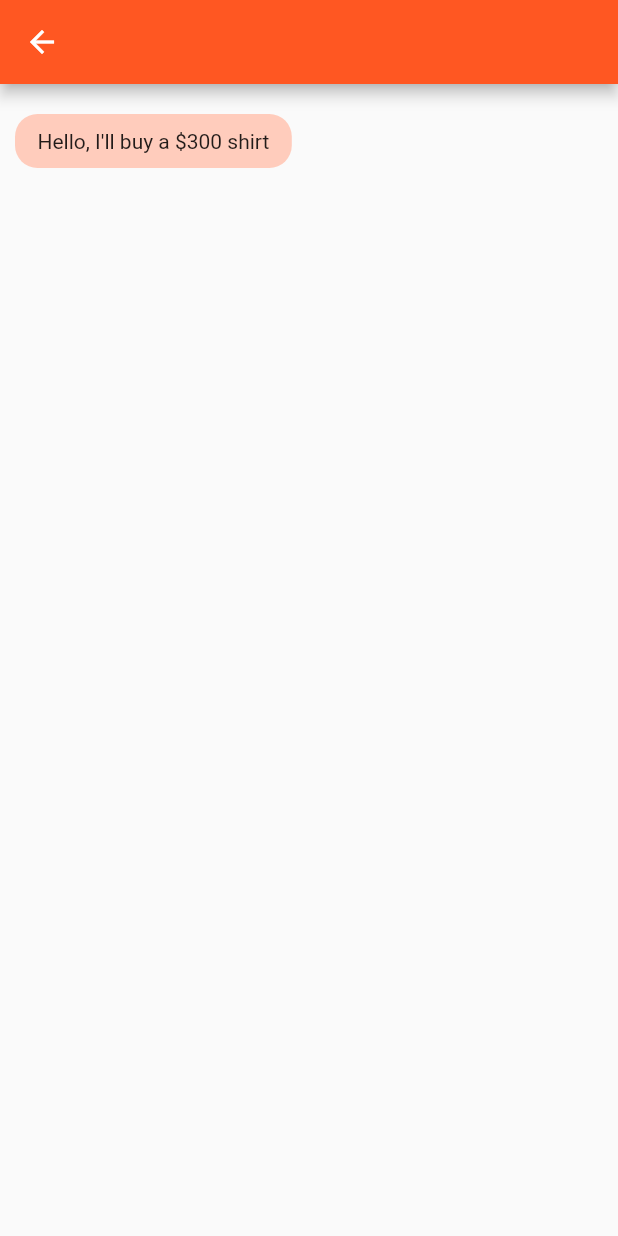
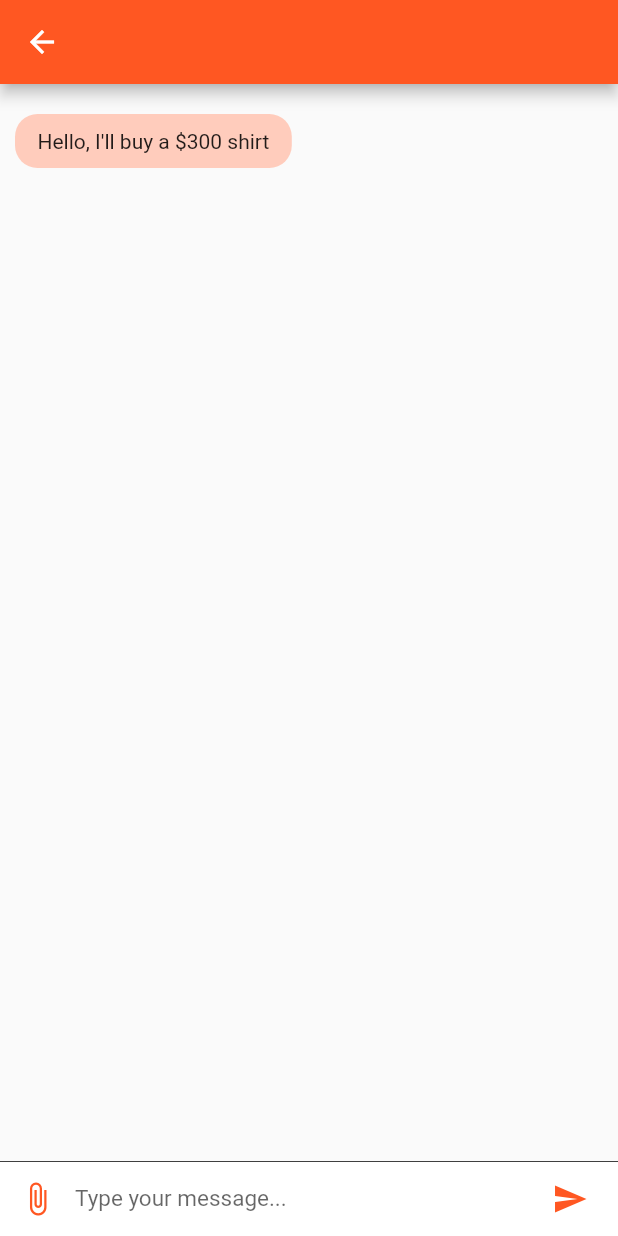
Before and after one commit to cameronsuen/crowdbuy, a Flutter app: the screen it shows after launch, after a tap on "A S", on a phone screen of 412 x 824 dp. Run offline on Flutter 3.47's test engine with Material 2 defaults, Android fonts, the light colour scheme and no system bars; missing offline and left inert: duration.

Commit message:
Complete chat page

```diff
--- a/lib/chat.dart
+++ b/lib/chat.dart
@@ -2,8 +2,21 @@ import 'package:flutter/material.dart';
 
 import 'chat_provider.dart';
 
-class Chat extends StatelessWidget {
-  const Chat({Key? key}) : super(key: key);
+class ChatPage extends StatefulWidget {
+  const ChatPage({Key? key}) : super(key: key);
+
+  @override
+  Chat createState() => Chat();
+}
+
+class Chat extends State<ChatPage> {
+  final TextEditingController textEditingController = TextEditingController();
+  final FocusNode focusNode = FocusNode();
+
+  @override
+  void initState() {
+    super.initState();
+  }
 
   @override
   Widget build(BuildContext context) {
@@ -13,9 +26,76 @@ class Chat extends StatelessWidget {
           Column(
             children: <Widget>[
               buildMessages(),
+              buildInput(context),
             ],
           ),
         ]));
+  }
+
+  Widget buildInput(BuildContext context) {
+    return Container(
+      child: Row(
+        children: <Widget>[
+          // Button send image
+          Material(
+            child: Container(
+              margin: const EdgeInsets.symmetric(horizontal: 1),
+              child: IconButton(
+                icon: const Icon(Icons.attach_file),
+                onPressed: getAttachment,
+                color: Theme.of(context).primaryColor,
+              ),
+            ),
+            color: Colors.white,
+          ),
+          /*Material(
+            child: Container(
+              margin: EdgeInsets.symmetric(horizontal: 1),
+              child: IconButton(
+                icon: Icon(Icons.face),
+                onPressed: getSticker,
+                color: ColorConstants.primaryColor,
+              ),
+            ),
+            color: Colors.white,
+          ),*/
+
+          // Edit text
+          Flexible(
+            child: TextField(
+              onSubmitted: (value) {
+                onSendMessage(textEditingController.text);
+              },
+              style: const TextStyle(fontSize: 15),
+              controller: textEditingController,
+              decoration: InputDecoration.collapsed(
+                hintText: 'Type your message...',
+                hintStyle: TextStyle(color: Theme.of(context).hintColor),
+              ),
+            ),
+          ),
+
+          // Button send message
+          Material(
+            child: Container(
+              margin: const EdgeInsets.symmetric(horizontal: 8),
+              child: IconButton(
+                icon: const Icon(Icons.send),
+                onPressed: () => onSendMessage(textEditingController.text),
+                color: Theme.of(context).primaryColor,
+              ),
+            ),
+            color: Colors.white,
+          ),
+        ],
+      ),
+      width: double.infinity,
+      height: 50,
+      decoration: const BoxDecoration(
+        border: Border(top: BorderSide(width: 0.5)),
+        color: Colors.white,
+      ),
+    );
   }
 
   Widget buildMessages() {
@@ -70,4 +150,8 @@ class Chat extends StatelessWidget {
       mainAxisAlignment: axisAlignment,
     );
   }
+
+  void onSendMessage(String text) {}
+
+  void getAttachment() {}
 }
--- a/lib/main.dart
+++ b/lib/main.dart
@@ -130,7 +130,7 @@ class _MyHomePageState extends State<MyHomePage> {
 
 Route _createRoute() {
   return PageRouteBuilder(
-    pageBuilder: (context, animation, secondaryAnimation) => const Chat(),
+    pageBuilder: (context, animation, secondaryAnimation) => const ChatPage(),
     transitionsBuilder: (context, animation, secondaryAnimation, child) {
       return child;
     },
```
